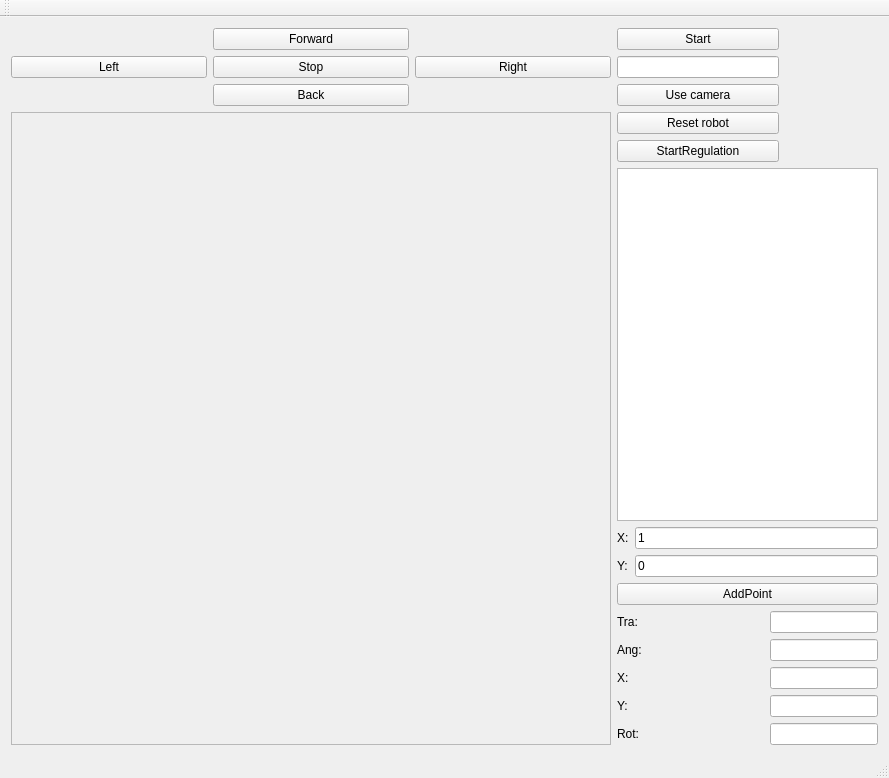
Before: the Qt Designer form demoRMR-all-all-in/demoRMR/mainwindow.ui in silviamartisova/RMRulohy, drawn with Qt 5.
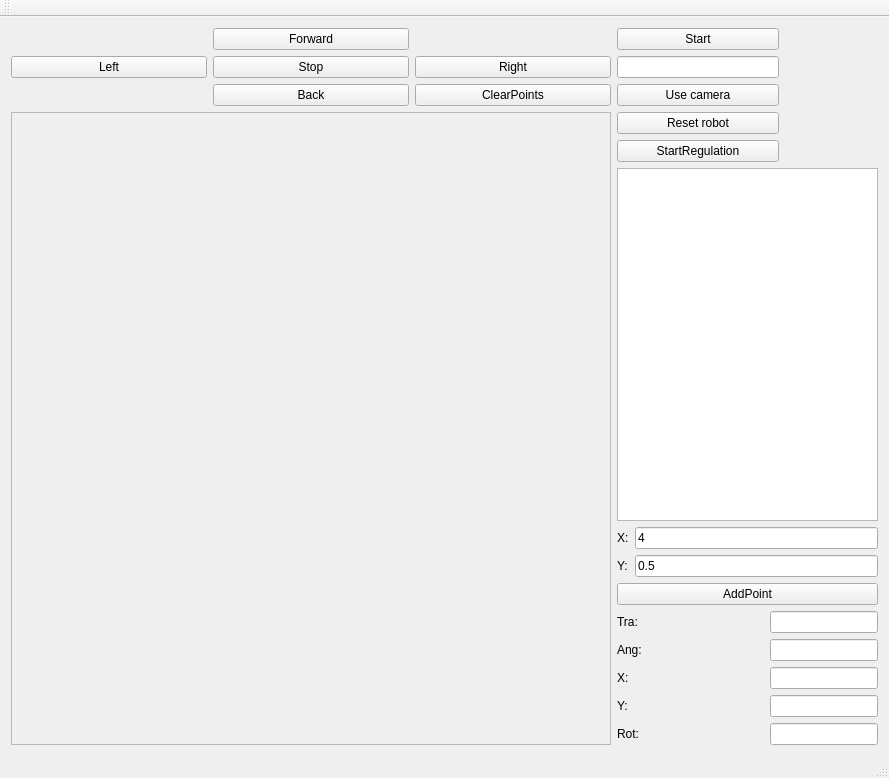
After: the same form once the commit is applied.

Patch:
```diff
--- a/demoRMR-all-all-in/demoRMR/mainwindow.ui
+++ b/demoRMR-all-all-in/demoRMR/mainwindow.ui
@@ -140,6 +140,13 @@
         </property>
        </widget>
       </item>
+      <item row="2" column="2">
+       <widget class="QPushButton" name="pushButton_7">
+        <property name="text">
+         <string>ClearPoints</string>
+        </property>
+       </widget>
+      </item>
      </layout>
     </item>
     <item row="2" column="1">
@@ -204,14 +211,14 @@
         <item row="0" column="1">
          <widget class="QLineEdit" name="leXpoint">
           <property name="text">
-           <string>1</string>
+           <string>4</string>
           </property>
          </widget>
         </item>
         <item row="1" column="1">
          <widget class="QLineEdit" name="leYpoint">
           <property name="text">
-           <string>0</string>
+           <string>0.5</string>
           </property>
          </widget>
         </item>
```
